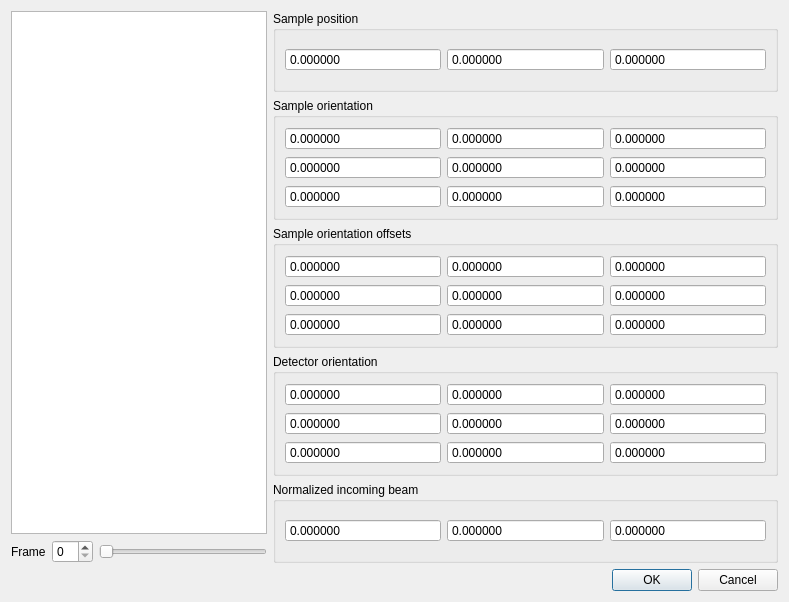
Old version of the form apps/nsxqt/ui/DialogExploreInstrumentStates.ui in the repository k61n/openhkl.
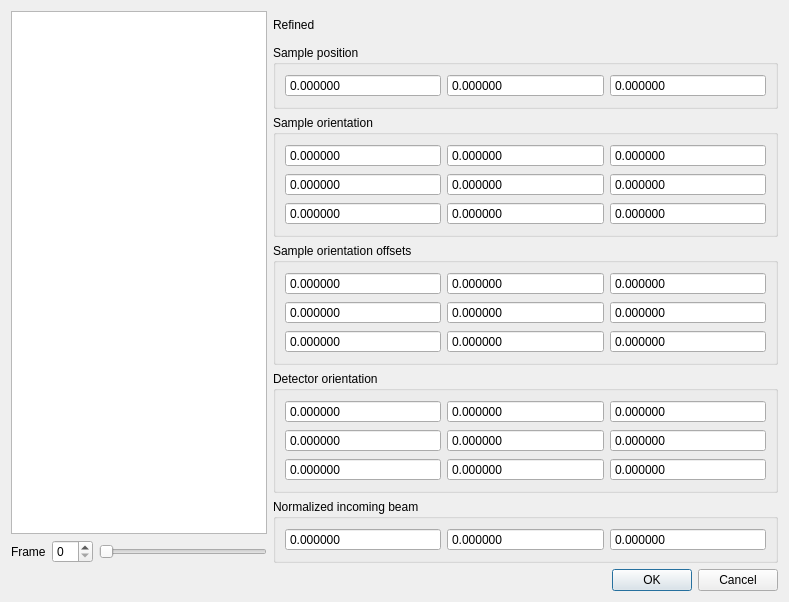
New version of the form.

Commit message: Added a bool to instrument state for keeping track whether that state belongs to a batch that was successfully refined

Diff of the .ui file:
```diff
--- a/apps/nsxqt/ui/DialogExploreInstrumentStates.ui
+++ b/apps/nsxqt/ui/DialogExploreInstrumentStates.ui
@@ -62,6 +62,13 @@
      </item>
      <item>
       <layout class="QVBoxLayout" name="verticalLayout_2">
+       <item>
+        <widget class="QLabel" name="refined">
+         <property name="text">
+          <string>Refined</string>
+         </property>
+        </widget>
+       </item>
        <item>
         <widget class="QGroupBox" name="groupBox">
          <property name="title">
```
The commit also changes 4 other files.
